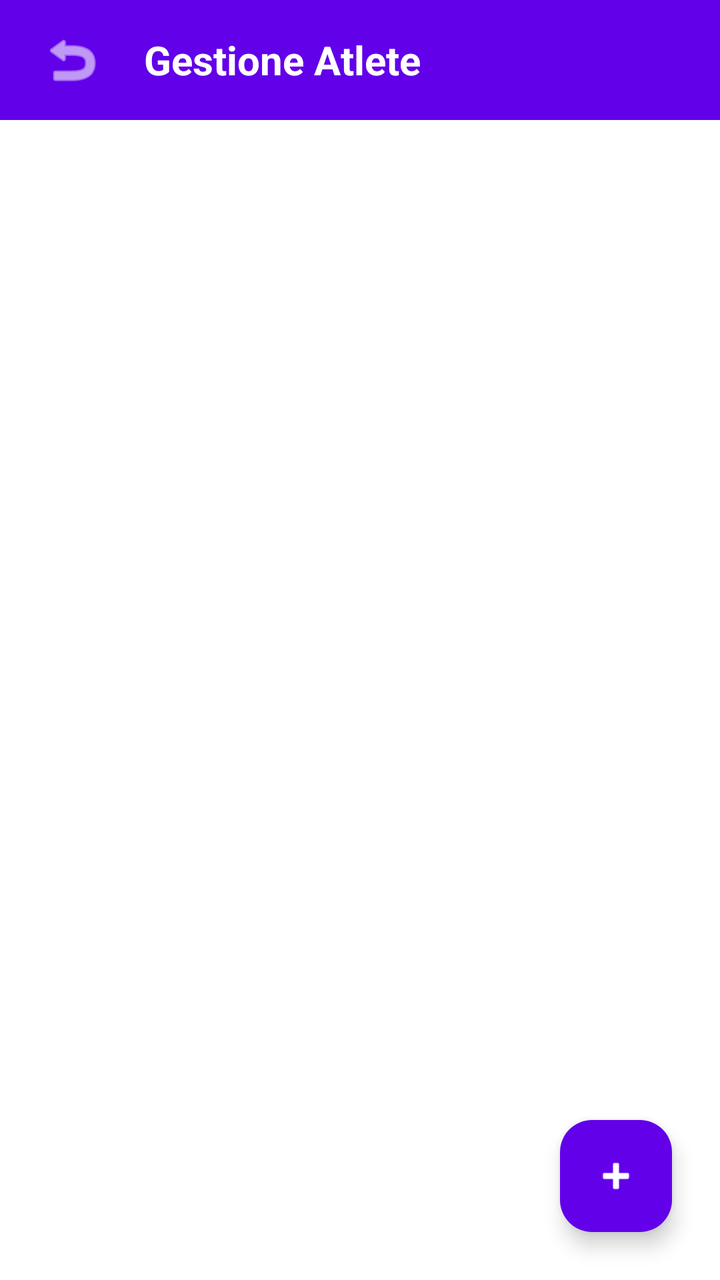
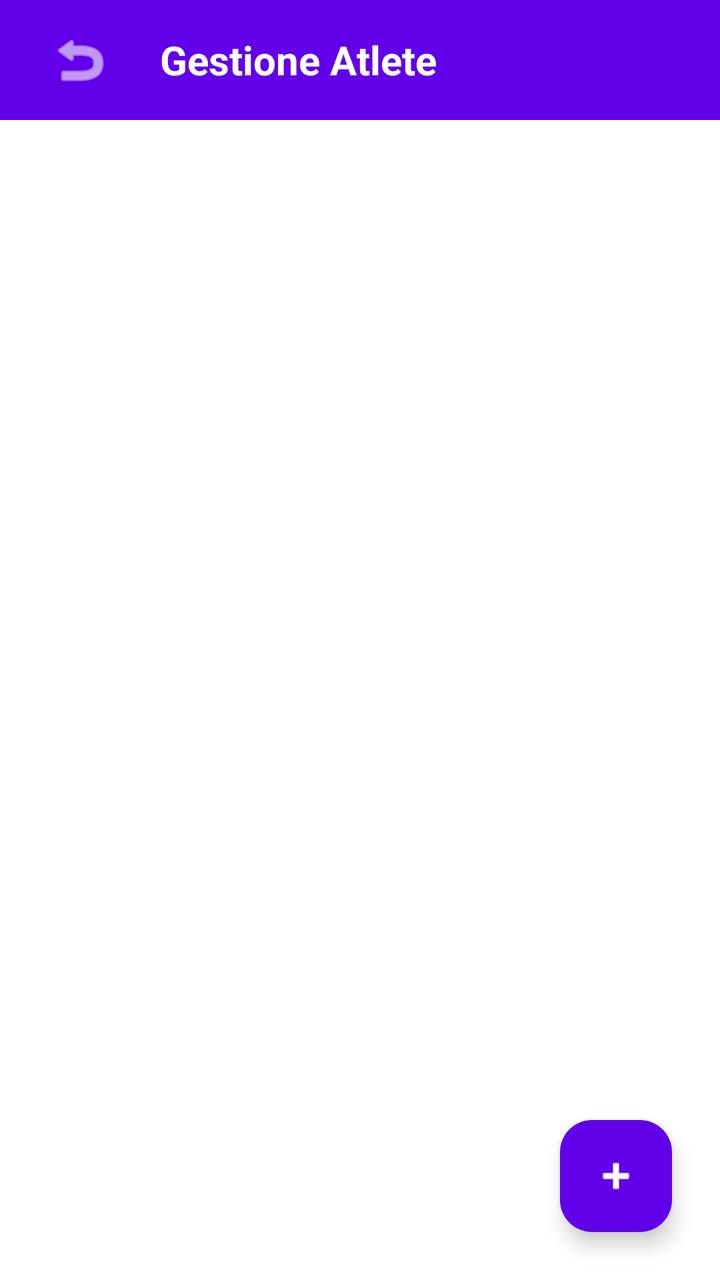

The first picture is an Android layout as it rendered before a commit; the second is the same layout after the commit. The layout source and the unified diff follow.
<!-- AndroidManifest.xml: application theme Theme.GinnasticaRitmica -->
<!-- res/layout/fragment_gestione_atlete.xml -->
<?xml version="1.0" encoding="utf-8"?>
<layout xmlns:android="http://schemas.android.com/apk/res/android"
    xmlns:app="http://schemas.android.com/apk/res-auto">

    <androidx.constraintlayout.widget.ConstraintLayout
        android:layout_width="match_parent"
        android:layout_height="match_parent"
        android:background="@color/sfondo_app">

        
        <LinearLayout
            android:id="@+id/bannerViola"
            android:layout_width="match_parent"
            android:layout_height="60dp"
            android:background="@color/viola_torre"
            android:gravity="center_vertical"
            android:orientation="horizontal"
            android:paddingHorizontal="16dp"
            app:layout_constraintTop_toTopOf="parent"
            app:layout_constraintStart_toStartOf="parent"
            app:layout_constraintEnd_toEndOf="parent">

            <ImageButton
                android:id="@+id/btnTornaIndietro"
                android:layout_width="40dp"
                android:layout_height="40dp"
                android:background="?attr/selectableItemBackgroundBorderless"
                android:src="@android:drawable/ic_menu_revert"
                app:tint="@android:color/white" />

            <TextView
                android:layout_width="wrap_content"
                android:layout_height="wrap_content"
                android:layout_marginStart="16dp"
                android:text="Gestione Atlete"
                android:textColor="@android:color/white"
                android:textSize="20sp"
                android:textStyle="bold" />
        </LinearLayout>

        <androidx.recyclerview.widget.RecyclerView
            android:id="@+id/recyclerViewAtlete"
            android:layout_width="0dp"
            android:layout_height="0dp"
            android:paddingTop="16dp"
            android:clipToPadding="false"
            android:paddingBottom="80dp"
            app:layout_constraintTop_toBottomOf="@id/bannerViola"
            app:layout_constraintBottom_toBottomOf="parent"
            app:layout_constraintStart_toStartOf="parent"
            app:layout_constraintEnd_toEndOf="parent" />

        <com.google.android.material.floatingactionbutton.FloatingActionButton
            android:id="@+id/fabAggiungiAtleta"
            android:layout_width="wrap_content"
            android:layout_height="wrap_content"
            android:layout_margin="24dp"
            android:src="@android:drawable/ic_input_add"
            app:backgroundTint="@color/viola_torre"
            app:tint="@android:color/white"
            app:layout_constraintBottom_toBottomOf="parent"
            app:layout_constraintEnd_toEndOf="parent" />

    </androidx.constraintlayout.widget.ConstraintLayout>
</layout>
<!-- resources referenced by this layout -->
<resources>
  <color name="sfondo_app">#FFFFFF</color>
  <color name="viola_torre">#6200EA</color>
  <style name="Theme.GinnasticaRitmica" parent="Base.Theme.GinnasticaRitmica" />
  <style name="Base.Theme.GinnasticaRitmica" parent="Theme.Material3.DayNight.NoActionBar">
          
          
      </style>
</resources>

<!-- the commit's change to res/layout/fragment_gestione_atlete.xml (unified diff, before → after) -->
@@ -1,5 +1,6 @@
 <?xml version="1.0" encoding="utf-8"?>
-<layout xmlns:android="http://schemas.android.com/apk/res/android"
+<layout xmlns:tools="http://schemas.android.com/tools"
+    xmlns:android="http://schemas.android.com/apk/res/android"
     xmlns:app="http://schemas.android.com/apk/res-auto">
 
     <androidx.constraintlayout.widget.ConstraintLayout
@@ -22,9 +23,10 @@
 
             <ImageButton
                 android:id="@+id/btnTornaIndietro"
-                android:layout_width="40dp"
-                android:layout_height="40dp"
+                android:layout_width="48dp"
+                android:layout_height="48dp"
                 android:background="?attr/selectableItemBackgroundBorderless"
+                android:importantForAccessibility="no"
                 android:src="@android:drawable/ic_menu_revert"
                 app:tint="@android:color/white" />
 
@@ -35,13 +37,15 @@
                 android:text="Gestione Atlete"
                 android:textColor="@android:color/white"
                 android:textSize="20sp"
-                android:textStyle="bold" />
+                android:textStyle="bold"
+                tools:ignore="HardcodedText" />
         </LinearLayout>
 
         <androidx.recyclerview.widget.RecyclerView
             android:id="@+id/recyclerViewAtlete"
             android:layout_width="0dp"
             android:layout_height="0dp"
+            android:importantForAccessibility="no"
             android:paddingTop="16dp"
             android:clipToPadding="false"
             android:paddingBottom="80dp"
@@ -59,7 +63,8 @@
             app:backgroundTint="@color/viola_torre"
             app:tint="@android:color/white"
             app:layout_constraintBottom_toBottomOf="parent"
-            app:layout_constraintEnd_toEndOf="parent" />
+            app:layout_constraintEnd_toEndOf="parent"
+            tools:ignore="ContentDescription" />
 
     </androidx.constraintlayout.widget.ConstraintLayout>
 </layout>
